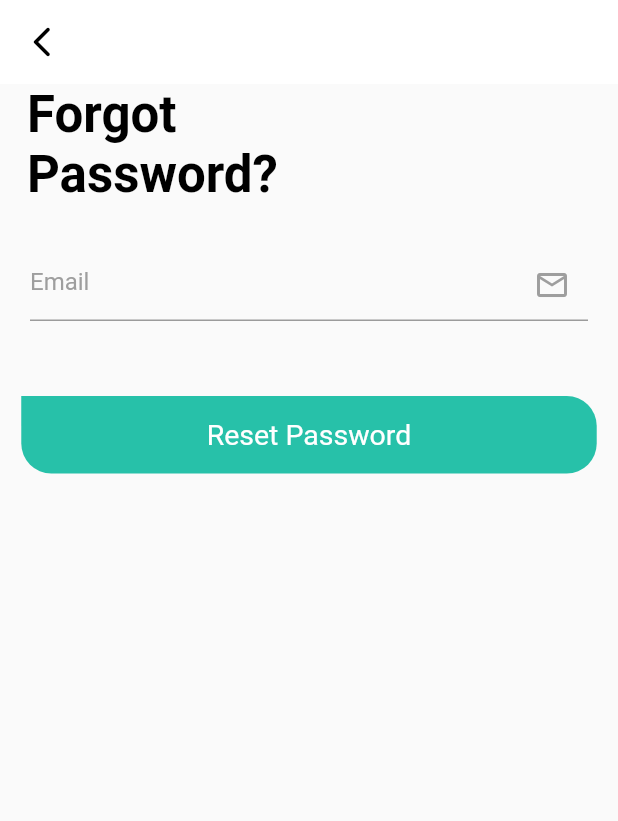
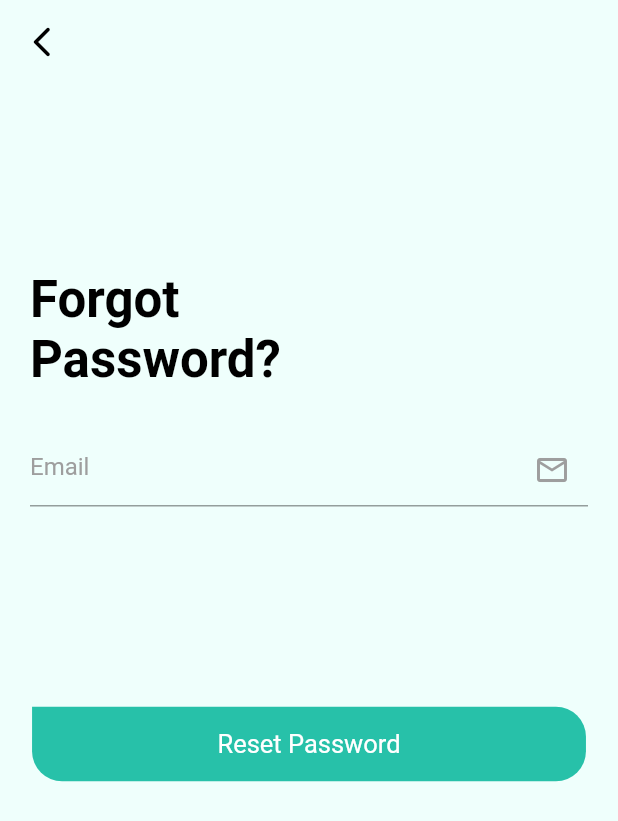
Before and after one commit to A-Rafay32/chat_app, a Flutter app: the screen it shows after launch, after a tap on "I forgot my password", on a phone screen of 412 x 824 dp. Shown: the top 821 px of the screen. Run offline on Flutter 3.47's test engine with Material 2 defaults, Android fonts, the phone set to English and light mode, and no system bars; our stand-ins replace cached_network_image, cloud_firestore, email_validator, firebase_auth, firebase_core, firebase_storage and 4 more; accounts and stored records are empty.

Commit message:
final commit

```diff
--- a/lib/auth/view/forget_password .dart
+++ b/lib/auth/view/forget_password .dart
@@ -15,9 +15,10 @@ class ForgetPasswordScreen extends StatelessWidget {
     double w = MediaQuery.sizeOf(context).width;
 
     return Scaffold(
+        backgroundColor: secondaryColor,
         appBar: AppBar(
           elevation: 0,
-          backgroundColor: Colors.white,
+          backgroundColor: secondaryColor,
           leading: IconButton(
               onPressed: () {
                 Navigator.pop(context);
@@ -34,13 +35,15 @@ class ForgetPasswordScreen extends StatelessWidget {
           width: w,
           child: Column(
             children: [
+              SizedBox(
+                height: h * 0.15,
+              ),
               Align(
                 alignment: Alignment.centerLeft,
                 child: Container(
-
                   width: w * 0.6,
                   alignment: Alignment.centerLeft,
-                  padding: const EdgeInsets.symmetric(horizontal: 18),
+                  padding: const EdgeInsets.symmetric(horizontal: 20),
                   child: Text("Forgot",
                       style: Theme.of(context)
                           .textTheme
@@ -53,10 +56,9 @@ class ForgetPasswordScreen extends StatelessWidget {
               Align(
                 alignment: Alignment.centerLeft,
                 child: Container(
-
                   width: w * 0.6,
                   alignment: Alignment.centerLeft,
-                  padding: const EdgeInsets.symmetric(horizontal: 18),
+                  padding: const EdgeInsets.symmetric(horizontal: 20),
                   child: Text("Password?",
                       style: Theme.of(context)
                           .textTheme
@@ -79,8 +81,8 @@ class ForgetPasswordScreen extends StatelessWidget {
                 controller: context.read<Auth>().emailController,
                 hintText: "Email",
               ),
-              const SizedBox(
-                height: 40,
+              SizedBox(
+                height: h * 0.15,
               ),
               GestureDetector(
                 onTap: () {
@@ -105,7 +107,7 @@ class ForgetPasswordScreen extends StatelessWidget {
                       ),
                       child: const Text(
                         "Reset Password",
-                        style: TextStyle(fontSize: 19, color: Colors.white),
+                        style: TextStyle(fontSize: 17, color: Colors.white),
                       ),
                     ),
                   ),
--- a/lib/auth/view_model/auth.dart
+++ b/lib/auth/view_model/auth.dart
@@ -74,12 +74,15 @@ class Auth extends ChangeNotifier {
           user!.updateDisplayName(nameController.text.trim());
         });
 
+        await auth.currentUser?.updatePhotoURL("");
+
         // Navigator.pushReplacement(
         //     context,
         //     MaterialPageRoute(
         //       builder: (context) => const HomeScreen(),
         //     ));
 
+        signUp(context);
         //pop out of Sign Up Screen
         Navigator.pop(context);
       }
--- a/lib/core/view/widgets/display_image_widget.dart
+++ b/lib/core/view/widgets/display_image_widget.dart
@@ -53,7 +53,7 @@ class _DisplayImageWidgetState extends State<DisplayImageWidget> {
                       ? userImg.toString()
                       : widget.messages["sendBy"] ==
                               Auth().auth.currentUser?.displayName
-                          ? Auth().auth.currentUser?.photoURL
+                          ? Auth.userMap!["profileImg"]
                           : widget.widget.objectMap["profileImg"]),
               const SizedBox(
                 width: 5,
@@ -124,7 +124,7 @@ class _DisplayImageWidgetState extends State<DisplayImageWidget> {
                       ? userImg.toString()
                       : widget.messages["sendBy"] ==
                               Auth().auth.currentUser?.displayName
-                          ? Auth().auth.currentUser?.photoURL
+                          ? Auth.userMap!["profileImg"]
                           : widget.widget.objectMap["profileImg"]),
             ],
     );
--- a/lib/core/view/widgets/fav_contact_bar.dart
+++ b/lib/core/view/widgets/fav_contact_bar.dart
@@ -1,5 +1,6 @@
 import 'package:flutter/material.dart';
 
+import '../../../auth/view_model/auth.dart';
 import '../../model/data/database.dart';
 import 'contact_avatar.dart';
 
@@ -50,6 +51,10 @@ class FavContactsBar extends StatelessWidget {
                       return ListView.builder(
                         itemCount: snapshot.data?.docs.length,
                         itemBuilder: (context, index) {
+                          if (snapshot.data?.docs[index]["name"] ==
+                              Auth().auth.currentUser?.displayName) {
+                            return Container();
+                          }
                           return ContactAvatar(
                               name: snapshot.data?.docs[index]["name"],
                               filename: snapshot.data?.docs[index]
--- a/lib/features/groups/model/group_database.dart
+++ b/lib/features/groups/model/group_database.dart
@@ -157,11 +157,11 @@ class GroupDB extends Database {
   }
 
   static Future<String?> getUserImage(String userName) async {
-    String? profileImg;
+    String? profileImg = "";
     QuerySnapshot user =
         await Database.usersCollection.where("name", isEqualTo: userName).get();
     profileImg = user.docs.first.get("profileImg");
 
-    return profileImg;
+    return profileImg ?? "";
   }
 }
--- a/lib/main.dart
+++ b/lib/main.dart
@@ -14,6 +14,7 @@ void main() async {
   if (kIsWeb) {
     await Firebase.initializeApp(
         options: FirebaseOptions(
+
             storageBucket: constants.storageBucket,
             apiKey: constants.apiKey,
             appId: constants.appId,
```
Also changed, not shown: lib/core/view/home_screen.dart (+2 -6 lines), lib/core/view/widgets/display_text_widget.dart (+4 -5 lines), flutter_01.png (deleted), 1 other file.
